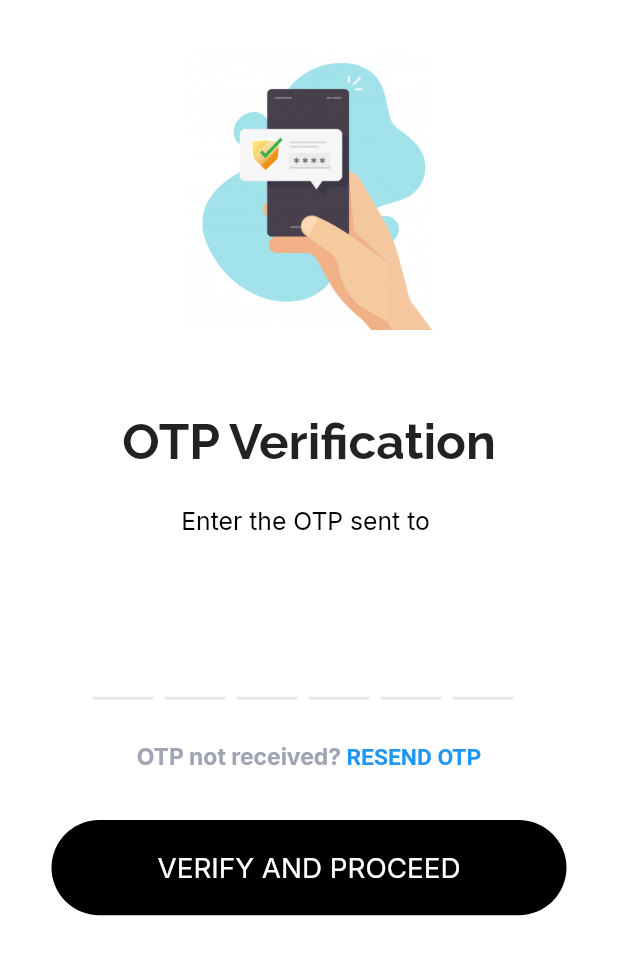
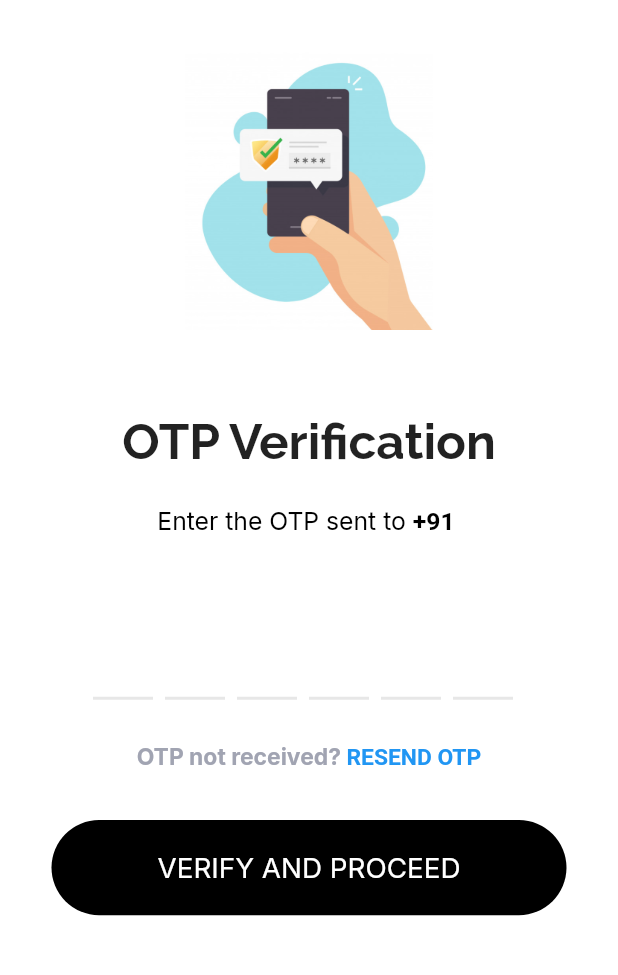
Before and after one commit to ChammounC/Shopping-App, a Flutter app: the OtpScreen screen opened by its route, on a phone screen of 412 x 824 dp, the part 113-1088 px from its top. Run offline on Flutter 3.47's test engine with Material 2 defaults, Android fonts, the phone set to English and light mode, and no system bars; drawn by our look-alikes of flutter_otp_text_field; our stand-ins replace firebase_auth, firebase_core, geocoding, geolocator, google_fonts, google_sign_in and 1 more; missing offline and left inert: dart:ffi, flutter_facebook_auth; accounts and stored records are empty.

Commit message:
final commit

```diff
--- a/lib/screens/otp_screen.dart
+++ b/lib/screens/otp_screen.dart
@@ -76,7 +76,7 @@ class _OtpScreenState extends State<OtpScreen> {
                     children: [
                       TextSpan(
                           text:
-                              '${context.watch<FirebaseProvider>().number}',
+                              '+91 ${context.watch<FirebaseProvider>().number}',
                           style: TextStyle(fontWeight: FontWeight.bold))
                     ],
                   ),
--- a/lib/screens/sign_up_screen.dart
+++ b/lib/screens/sign_up_screen.dart
@@ -149,8 +149,8 @@ class _SignUpScreenState extends State<SignUpScreen> {
                   if(_signUpController.text.length < 10){
                     return;
                   }
+                  context.read<FirebaseProvider>().addNumber(_signUpController.text);
                   _signUpController.text = '+91'+_signUpController.text;
-                  context.read<FirebaseProvider>().addNumber(_signUpController.text);
                   setState(() {
                     showLoading = true;
                   });
```
